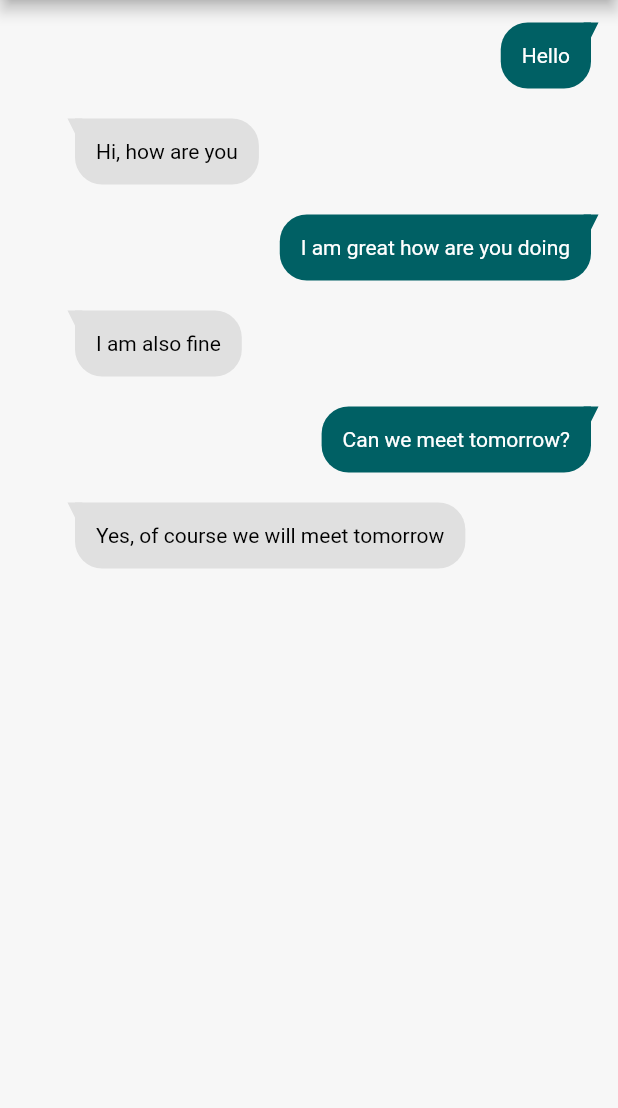
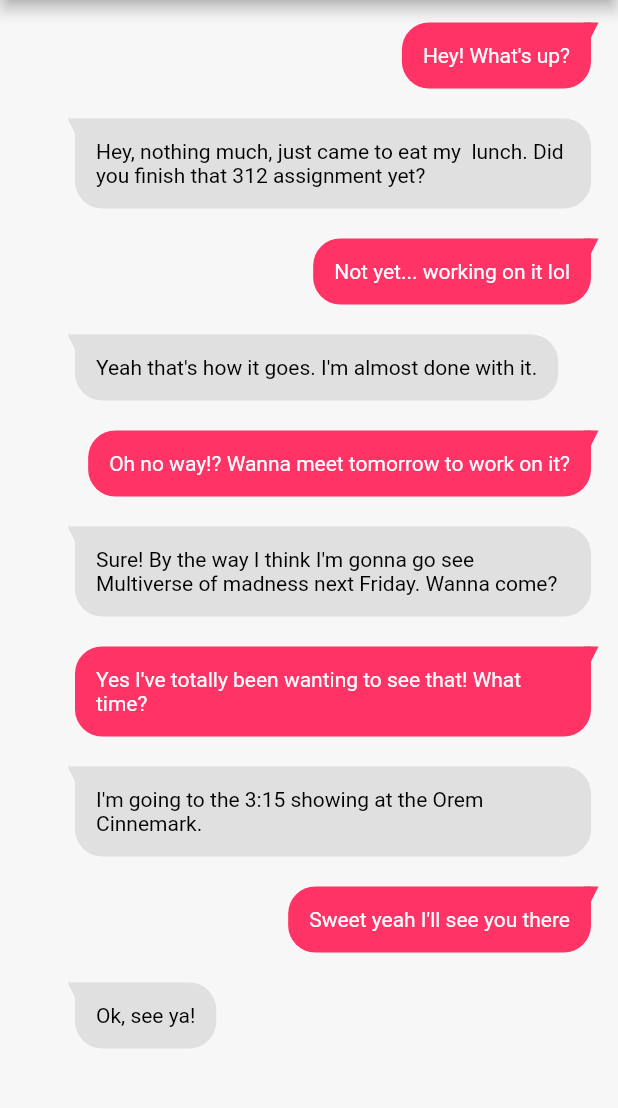
Before and after one commit to brighamband/irecognize, a Flutter app: the ChatPage screen opened directly with sample values from the repository, on a phone screen of 412 x 824 dp, the part 84-1192 px from its top. Run offline on Flutter 3.47's test engine with Material 2 defaults, Android fonts, the phone set to English and light mode, and no system bars; network calls fail.

```diff
--- a/lib/chats.dart
+++ b/lib/chats.dart
@@ -20,12 +20,24 @@ class ChatPage extends StatelessWidget {
       appBar: Navbar(onBioPage: false, onOwnBio: onOwnBio, person: person),
       body: ListView(
         children: const [
-          SentMsgBubble(message: "Hello"),
-          ReceivedMsgBubble(message: "Hi, how are you"),
-          SentMsgBubble(message: "I am great how are you doing"),
-          ReceivedMsgBubble(message: "I am also fine"),
-          SentMsgBubble(message: "Can we meet tomorrow?"),
-          ReceivedMsgBubble(message: "Yes, of course we will meet tomorrow"),
+          SentMsgBubble(message: "Hey! What's up?"),
+          ReceivedMsgBubble(
+              message:
+                  "Hey, nothing much, just came to eat my  lunch. Did you finish that 312 assignment yet?"),
+          SentMsgBubble(message: "Not yet... working on it lol"),
+          ReceivedMsgBubble(
+              message: "Yeah that's how it goes. I'm almost done with it."),
+          SentMsgBubble(
+              message: "Oh no way!? Wanna meet tomorrow to work on it?"),
+          ReceivedMsgBubble(
+              message:
+                  "Sure! By the way I think I'm gonna go see Multiverse of madness next Friday. Wanna come?"),
+          SentMsgBubble(
+              message: "Yes I've totally been wanting to see that! What time?"),
+          ReceivedMsgBubble(
+              message: "I'm going to the 3:15 showing at the Orem Cinnemark."),
+          SentMsgBubble(message: "Sweet yeah I'll see you there"),
+          ReceivedMsgBubble(message: "Ok, see ya!")
         ],
       ),
     );
--- a/lib/sent_msg_bubble.dart
+++ b/lib/sent_msg_bubble.dart
@@ -1,5 +1,6 @@
 import 'package:flutter/material.dart';
 import 'package:irecognize/components/custom_shape.dart';
+import 'package:irecognize/utils/theme.dart';
 
 class SentMsgBubble extends StatelessWidget {
   const SentMsgBubble({
@@ -20,7 +21,7 @@ class SentMsgBubble extends StatelessWidget {
           child: Container(
             padding: const EdgeInsets.all(14),
             decoration: BoxDecoration(
-              color: Colors.cyan[900],
+              color: colorScheme.tertiary,
               borderRadius: const BorderRadius.only(
                 topLeft: Radius.circular(18),
                 bottomLeft: Radius.circular(18),
@@ -33,7 +34,7 @@ class SentMsgBubble extends StatelessWidget {
             ),
           ),
         ),
-        CustomPaint(painter: CustomShape((Colors.cyan[900])!)),
+        CustomPaint(painter: CustomShape((colorScheme.tertiary)!)),
       ],
     ));
     return Padding(
--- a/lib/utils/constants.dart
+++ b/lib/utils/constants.dart
@@ -36,13 +36,15 @@ List<PersonModel> FAKE_PEOPLE = [
 ];
 
 List<AboutModel> ABOUT_LIST = [
-  AboutModel(0, 'IMPORTANT',
-      'Invited you to his party tomorrow at 7:00pm at his house!'),
-  AboutModel(1, 'How You Met', 'Met in CS 235 2 years ago'),
-  AboutModel(2, 'Birthday', 'July 23'),
-  AboutModel(3, 'DO NOT TALK ABOUT', 'The color green'),
-  AboutModel(4, "Marital Status", "Married"),
-  AboutModel(5, "Social Media", "@instagramHandle\n@twitterHandle")
+  AboutModel(0, 'Conversation Reminders',
+      'Ask him how his 340 midterm went today.\nWish him luck for his job interview with Amazon.'),
+  AboutModel(
+      1, 'Events', 'Invited you to his party tomorrow at 7:00pm at his house!'),
+  AboutModel(2, 'How You Met', 'Met in CS 235 2 years ago'),
+  AboutModel(3, 'Birthday', 'July 23'),
+  AboutModel(4, 'DO NOT TALK ABOUT', 'The color green'),
+  AboutModel(5, "Marital Status", "Married"),
+  AboutModel(6, "Social Media", "@instagramHandle\n@twitterHandle")
 ];
 
 List<PlacesModel> PLACES_LIST = [
```
Also changed, not shown: lib/person.dart (+4 -3 lines).
